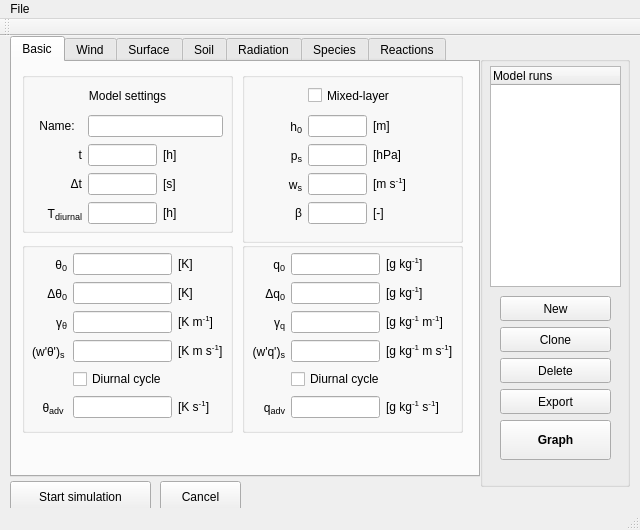
Old version of the form mainwindow.ui in the repository classmodel/modelgui.
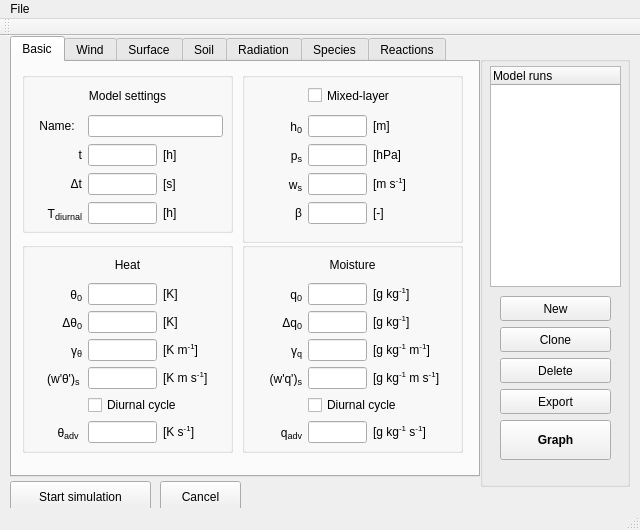
New version of the form. The open tabs and pages were chosen to show the change.

Commit message: Added headers heat and moisture group

```diff
--- a/mainwindow.ui
+++ b/mainwindow.ui
@@ -256,7 +256,7 @@
         <x>10</x>
         <y>180</y>
         <width>211</width>
-        <height>191</height>
+        <height>211</height>
        </rect>
       </property>
       <property name="title">
@@ -268,11 +268,11 @@
          <x>10</x>
          <y>10</y>
          <width>191</width>
-         <height>171</height>
+         <height>194</height>
         </rect>
        </property>
-       <layout class="QGridLayout" name="heat_grid">
-        <item row="0" column="0">
+       <layout class="QGridLayout" name="heat_grid" columnminimumwidth="50,0,60">
+        <item row="1" column="0">
          <widget class="QLabel" name="label_heat_theta">
           <property name="toolTip">
            <string/>
@@ -285,7 +285,7 @@
           </property>
          </widget>
         </item>
-        <item row="1" column="0">
+        <item row="2" column="0">
          <widget class="QLabel" name="label_heat_dtheta">
           <property name="toolTip">
            <string/>
@@ -298,7 +298,7 @@
           </property>
          </widget>
         </item>
-        <item row="2" column="0">
+        <item row="3" column="0">
          <widget class="QLabel" name="label_heat_gammatheta">
           <property name="toolTip">
            <string/>
@@ -311,7 +311,7 @@
           </property>
          </widget>
         </item>
-        <item row="0" column="1">
+        <item row="1" column="1">
          <widget class="QLineEdit" name="input_heat_theta">
           <property name="toolTip">
            <string>initial mixed-layer potential temperature</string>
@@ -324,7 +324,7 @@
           </property>
          </widget>
         </item>
-        <item row="1" column="1">
+        <item row="2" column="1">
          <widget class="QLineEdit" name="input_heat_dtheta">
           <property name="toolTip">
            <string>initial temperature jump at h</string>
@@ -337,7 +337,7 @@
           </property>
          </widget>
         </item>
-        <item row="2" column="1">
+        <item row="3" column="1">
          <widget class="QLineEdit" name="input_heat_gammatheta">
           <property name="toolTip">
            <string>free atmosphere potential temperature lapse rate</string>
@@ -350,7 +350,7 @@
           </property>
          </widget>
         </item>
-        <item row="3" column="0">
+        <item row="4" column="0">
          <widget class="QLabel" name="label_heat_wtheta">
           <property name="toolTip">
            <string/>
@@ -363,7 +363,7 @@
           </property>
          </widget>
         </item>
-        <item row="3" column="1">
+        <item row="4" column="1">
          <widget class="QLineEdit" name="input_heat_wtheta">
           <property name="toolTip">
            <string>surface kinematic heat flux</string>
@@ -376,7 +376,7 @@
           </property>
          </widget>
         </item>
-        <item row="0" column="2">
+        <item row="1" column="2">
          <widget class="QLabel" name="unitlabel_heat_theta">
           <property name="toolTip">
            <string/>
@@ -389,7 +389,7 @@
           </property>
          </widget>
         </item>
-        <item row="1" column="2">
+        <item row="2" column="2">
          <widget class="QLabel" name="unitlabel_heat_dtheta">
           <property name="toolTip">
            <string/>
@@ -402,7 +402,7 @@
           </property>
          </widget>
         </item>
-        <item row="2" column="2">
+        <item row="3" column="2">
          <widget class="QLabel" name="unitlabel_heat_gammatheta">
           <property name="toolTip">
            <string/>
@@ -415,7 +415,7 @@
           </property>
          </widget>
         </item>
-        <item row="3" column="2">
+        <item row="4" column="2">
          <widget class="QLabel" name="unitlabel_heat_wtheta">
           <property name="toolTip">
            <string/>
@@ -428,7 +428,7 @@
           </property>
          </widget>
         </item>
-        <item row="5" column="0">
+        <item row="6" column="0">
          <widget class="QLabel" name="label_heat_advtheta">
           <property name="toolTip">
            <string/>
@@ -442,7 +442,7 @@
           </property>
          </widget>
         </item>
-        <item row="5" column="1">
+        <item row="6" column="1">
          <widget class="QLineEdit" name="input_heat_advtheta">
           <property name="toolTip">
            <string>advection of heat</string>
@@ -455,7 +455,7 @@
           </property>
          </widget>
         </item>
-        <item row="5" column="2">
+        <item row="6" column="2">
          <widget class="QLabel" name="unitlabel_heat_advtheta">
           <property name="toolTip">
            <string/>
@@ -468,7 +468,7 @@
           </property>
          </widget>
         </item>
-        <item row="4" column="1" colspan="2">
+        <item row="5" column="1" colspan="2">
          <widget class="QCheckBox" name="sw_wtheta">
           <property name="acceptDrops">
            <bool>true</bool>
@@ -481,6 +481,28 @@
           </property>
          </widget>
         </item>
+        <item row="0" column="0" colspan="3">
+         <widget class="QLabel" name="label_heat">
+          <property name="minimumSize">
+           <size>
+            <width>0</width>
+            <height>25</height>
+           </size>
+          </property>
+          <property name="maximumSize">
+           <size>
+            <width>16777215</width>
+            <height>25</height>
+           </size>
+          </property>
+          <property name="text">
+           <string>Heat</string>
+          </property>
+          <property name="alignment">
+           <set>Qt::AlignCenter</set>
+          </property>
+         </widget>
+        </item>
        </layout>
       </widget>
      </widget>
@@ -699,7 +721,7 @@
         <x>230</x>
         <y>180</y>
         <width>221</width>
-        <height>191</height>
+        <height>211</height>
        </rect>
       </property>
       <property name="title">
@@ -711,14 +733,14 @@
          <x>10</x>
          <y>10</y>
          <width>201</width>
-         <height>171</height>
+         <height>194</height>
         </rect>
        </property>
-       <layout class="QGridLayout" name="moisture_grid">
+       <layout class="QGridLayout" name="moisture_grid" columnminimumwidth="50,0,80">
         <property name="sizeConstraint">
          <enum>QLayout::SetMinimumSize</enum>
         </property>
-        <item row="0" column="0">
+        <item row="1" column="0">
          <widget class="QLabel" name="label_moisture_q">
           <property name="toolTip">
            <string/>
@@ -731,7 +753,7 @@
           </property>
          </widget>
         </item>
-        <item row="0" column="1">
+        <item row="1" column="1">
          <widget class="QLineEdit" name="input_moisture_q">
           <property name="toolTip">
            <string>initial mixed-layer specific humidity</string>
@@ -744,7 +766,7 @@
           </property>
          </widget>
         </item>
-        <item row="1" column="0">
+        <item row="2" column="0">
          <widget class="QLabel" name="label_moisture_dq">
           <property name="toolTip">
            <string/>
@@ -757,7 +779,7 @@
           </property>
          </widget>
         </item>
-        <item row="1" column="1">
+        <item row="2" column="1">
          <widget class="QLineEdit" name="input_moisture_dq">
           <property name="toolTip">
            <string>initial specific humidity jump at h</string>
@@ -770,7 +792,7 @@
           </property>
          </widget>
         </item>
-        <item row="2" column="0">
+        <item row="3" column="0">
          <widget class="QLabel" name="label_moisture_gammaq">
           <property name="toolTip">
            <string/>
@@ -783,7 +805,7 @@
           </property>
          </widget>
         </item>
-        <item row="2" column="1">
+        <item row="3" column="1">
          <widget class="QLineEdit" name="input_moisture_gammaq">
           <property name="toolTip">
            <string>free atmosphere specific humidity lapse rate</string>
@@ -796,7 +818,7 @@
           </property>
          </widget>
         </item>
-        <item row="3" column="0">
+        <item row="4" column="0">
          <widget class="QLabel" name="label_moisture_wq">
           <property name="toolTip">
            <string/>
@@ -809,7 +831,7 @@
           </property>
          </widget>
         </item>
-        <item row="3" column="1">
+        <item row="4" column="1">
          <widget class="QLineEdit" name="input_moisture_wq">
           <property name="toolTip">
            <string>surface kinematic moisture flux</string>
@@ -822,7 +844,7 @@
           </property>
          </widget>
         </item>
-        <item row="0" column="2">
+        <item row="1" column="2">
          <widget class="QLabel" name="unitlabel_moisture_q">
           <property name="toolTip">
            <string/>
@@ -835,7 +857,7 @@
           </property>
          </widget>
         </item>
-        <item row="1" column="2">
+        <item row="2" column="2">
          <widget class="QLabel" name="unitlabel_moisture_dq">
           <property name="toolTip">
            <string/>
@@ -848,7 +870,7 @@
           </property>
          </widget>
         </item>
-        <item row="2" column="2">
+        <item row="3" column="2">
          <widget class="QLabel" name="unitlabel_moisture_gammaq">
           <property name="toolTip">
            <string/>
@@ -861,7 +883,7 @@
           </property>
          </widget>
         </item>
-        <item row="3" column="2">
+        <item row="4" column="2">
          <widget class="QLabel" name="unitlabel_moisture_wq">
           <property name="toolTip">
            <string/>
@@ -874,7 +896,7 @@
           </property>
          </widget>
         </item>
-        <item row="5" column="0">
+        <item row="6" column="0">
          <widget class="QLabel" name="label_moisture_advq">
           <property name="toolTip">
            <string/>
@@ -887,7 +909,7 @@
           </property>
          </widget>
         </item>
-        <item row="5" column="1">
+        <item row="6" column="1">
          <widget class="QLineEdit" name="input_moisture_advq">
           <property name="toolTip">
            <string>advection of moisture</string>
@@ -900,7 +922,7 @@
           </property>
          </widget>
         </item>
-        <item row="5" column="2">
+        <item row="6" column="2">
          <widget class="QLabel" name="unitlabel_moisture_advq">
           <property name="toolTip">
            <string/>
@@ -913,7 +935,7 @@
           </property>
          </widget>
         </item>
-        <item row="4" column="1" colspan="2">
+        <item row="5" column="1" colspan="2">
          <widget class="QCheckBox" name="sw_wq">
           <property name="acceptDrops">
            <bool>true</bool>
@@ -926,6 +948,28 @@
           </property>
          </widget>
         </item>
+        <item row="0" column="0" colspan="3">
+         <widget class="QLabel" name="label_moisture">
+          <property name="minimumSize">
+           <size>
+            <width>0</width>
+            <height>25</height>
+           </size>
+          </property>
+          <property name="maximumSize">
+           <size>
+            <width>16777215</width>
+            <height>25</height>
+           </size>
+          </property>
+          <property name="text">
+           <string>Moisture</string>
+          </property>
+          <property name="alignment">
+           <set>Qt::AlignCenter</set>
+          </property>
+         </widget>
+        </item>
        </layout>
       </widget>
      </widget>
```
Left out of the diff: 4 changed lines with no effect on the pictures.
